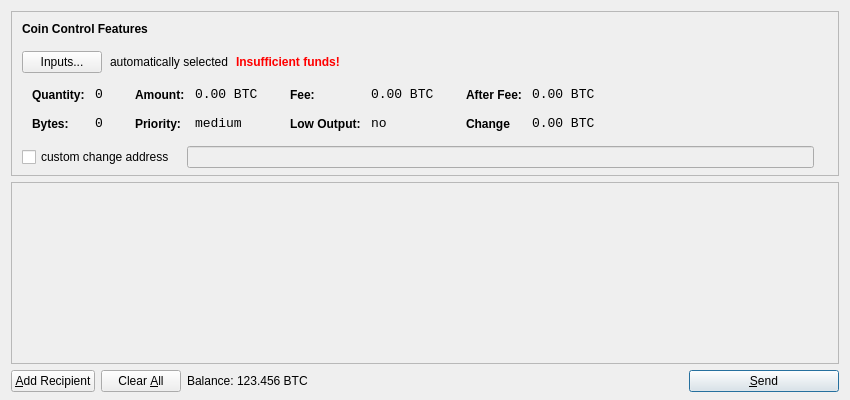
This is src/qt/forms/sendcoinsdialog.ui in richardyc/rcoin as Qt 5 draws it before an edit. The edited form follows.
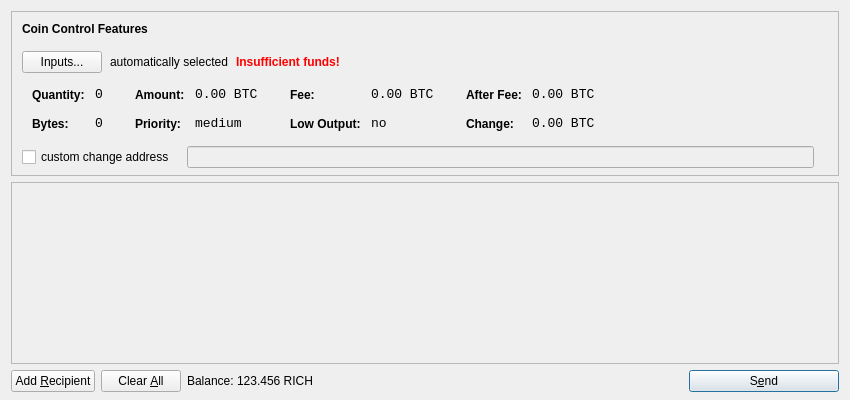
This is the edited form. Icons and pictures are not drawn.

Patch:
```diff
--- a/src/qt/forms/sendcoinsdialog.ui
+++ b/src/qt/forms/sendcoinsdialog.ui
@@ -506,7 +506,7 @@
                   <string notr="true">font-weight:bold;</string>
                  </property>
                  <property name="text">
-                  <string>Change</string>
+                  <string>Change:</string>
                  </property>
                 </widget>
                </item>
@@ -665,12 +665,15 @@
         <string>Send to multiple recipients at once</string>
        </property>
        <property name="text">
-        <string>&amp;Add Recipient</string>
+        <string>Add &amp;Recipient</string>
        </property>
        <property name="icon">
         <iconset resource="../bitcoin.qrc">
          <normaloff>:/icons/add</normaloff>:/icons/add</iconset>
        </property>
+       <property name="autoDefault">
+        <bool>false</bool>
+       </property>
       </widget>
      </item>
      <item>
@@ -711,7 +714,7 @@
        <item>
         <widget class="QLabel" name="labelBalance">
          <property name="text">
-          <string>123.456 BTC</string>
+          <string>123.456 RICH</string>
          </property>
          <property name="textInteractionFlags">
           <set>Qt::LinksAccessibleByMouse|Qt::TextSelectableByKeyboard|Qt::TextSelectableByMouse</set>
@@ -745,7 +748,7 @@
         <string>Confirm the send action</string>
        </property>
        <property name="text">
-        <string>&amp;Send</string>
+        <string>S&amp;end</string>
        </property>
        <property name="icon">
         <iconset resource="../bitcoin.qrc">
```
Left out of the diff: 18 changed lines with no effect on the pictures.
